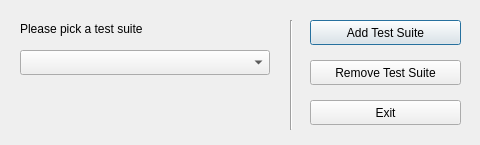
This is BEETS/ui_elements/startingwindow.ui in stott531/BEETS as Qt 5 draws it before an edit. The edited form follows.
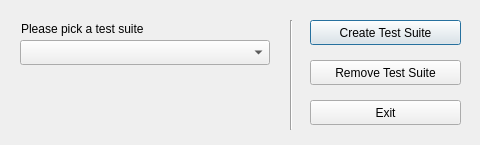
This is the edited form.

Commit message: Created UI elements for creating new suite from start

The edit to the form file:
```diff
--- a/BEETS/ui_elements/startingwindow.ui
+++ b/BEETS/ui_elements/startingwindow.ui
@@ -16,7 +16,7 @@
   <widget class="QLabel" name="label">
    <property name="geometry">
     <rect>
-     <x>20</x>
+     <x>21</x>
      <y>20</y>
      <width>171</width>
      <height>17</height>
@@ -30,7 +30,7 @@
    <property name="geometry">
     <rect>
      <x>20</x>
-     <y>50</y>
+     <y>40</y>
      <width>250</width>
      <height>25</height>
     </rect>
@@ -59,7 +59,7 @@
     </rect>
    </property>
    <property name="text">
-    <string>Add Test Suite</string>
+    <string>Create Test Suite</string>
    </property>
   </widget>
   <widget class="QPushButton" name="removeSuite">
```
Left out of the diff: 2 changed lines with no effect on the pictures. The commit also changes 10 other files.
